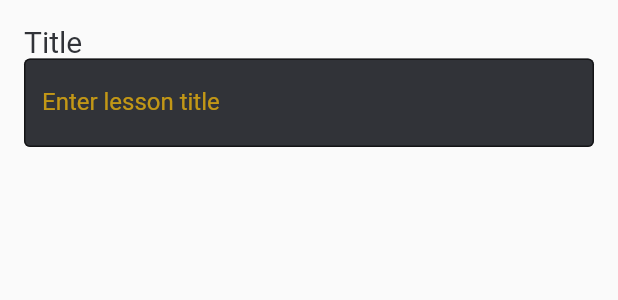
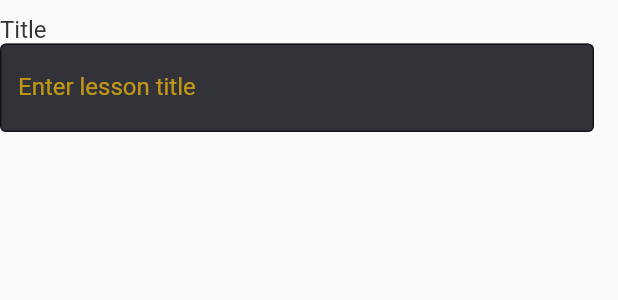
Before and after one commit to kaimatzu/LessonLab, a Flutter app: the InputFields widget shown alone on an empty page, opened directly, on a phone screen of 412 x 824 dp. Shown: the top 300 px of the screen. Run offline on Flutter 3.47's test engine with Material 2 defaults, Android fonts, the phone set to English and light mode, and no system bars; our stand-ins replace cross_file, flutter_html, flutter_svg; missing offline and left inert: desktop_drop, file_selector, markdown, rinf; generated files the repository leaves out were written again; project files that could hold a hidden picture were left out.

Commit message:
Adjust padding

```diff
--- a/lib/src/lessonlab_modules/lesson/components/dropdown_menu.dart
+++ b/lib/src/lessonlab_modules/lesson/components/dropdown_menu.dart
@@ -2,7 +2,12 @@
 import 'package:flutter/material.dart';
 import 'package:lessonlab/src/global_components/lessonlab_appbar.dart';
 
-const List<String> list = <String>['Elementary', 'Junior High School', 'Senior High School', 'College'];
+const List<String> list = <String>[
+  'Elementary',
+  'Junior High School',
+  'Senior High School',
+  'College',
+];
 
 class Dropdown extends StatefulWidget {
   const Dropdown({
@@ -18,13 +23,13 @@ class _DropdownState extends State<Dropdown> {
 
   @override
   Widget build(BuildContext context) {
-    return Padding(padding: const EdgeInsets.all(16.0),
+    return Padding(padding: const EdgeInsets.fromLTRB(0.0, 10.0, 16.0, 0.0),
       child: Column(
         crossAxisAlignment: CrossAxisAlignment.start,
         children: [
           const Text(
               'Grade Level',
-              style: TextStyle(fontSize: 20),
+              style: TextStyle(fontSize: 16.0),
           ),
           SizedBox(
             width: 1440,
--- a/lib/src/lessonlab_modules/lesson/components/input_field.dart
+++ b/lib/src/lessonlab_modules/lesson/components/input_field.dart
@@ -14,13 +14,13 @@ class InputFields extends StatelessWidget {
   @override
   Widget build(BuildContext context) {
 
-    return Padding(padding: const EdgeInsets.all(16.0),
+    return Padding(padding: const EdgeInsets.fromLTRB(0.0, 10.0, 16.0, 0.0),
         child: Column(
           crossAxisAlignment: CrossAxisAlignment.start,
           children: [
             Text(
               label,
-              style: const TextStyle(color: Color.fromARGB(255, 49, 51, 56), fontSize: 20.0),
+              style: const TextStyle(color: Color.fromARGB(255, 49, 51, 56), fontSize: 16.0),
             ),
             TextField(
               style: const TextStyle(color: Colors.white),
```
